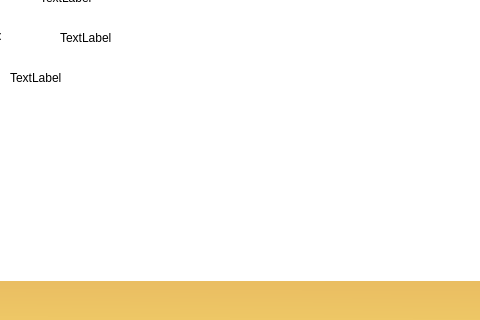
The window that TriviadorGame/TriviadorGame/GameWindow.ui (Mihnea11/Triviador) describes before a commit, drawn with Qt 5; both pictures show x 210 to 690 and y 300 to 620 of the 1002 by 722 pixel window.
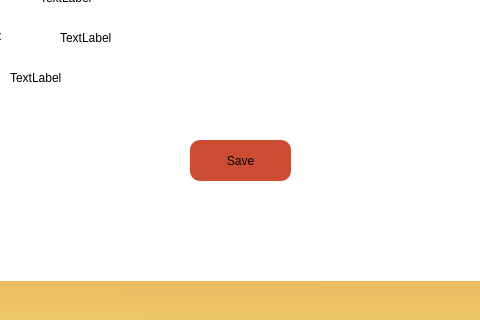
The same window after the commit.

Commit message: Added Form Navigation(Game Form and Profile Form)

Patch:
```diff
--- a/TriviadorGame/TriviadorGame/GameWindow.ui
+++ b/TriviadorGame/TriviadorGame/GameWindow.ui
@@ -335,6 +335,25 @@
      <string>TextLabel</string>
     </property>
    </widget>
+   <widget class="QPushButton" name="SaveButton">
+    <property name="geometry">
+     <rect>
+      <x>300</x>
+      <y>400</y>
+      <width>101</width>
+      <height>41</height>
+     </rect>
+    </property>
+    <property name="styleSheet">
+     <string notr="true">background-color: rgb(204, 77, 50);
+font: 700 12pt &quot;Segoe UI&quot;;
+border: 2px;
+border-radius: 10px;</string>
+    </property>
+    <property name="text">
+     <string>Save</string>
+    </property>
+   </widget>
   </widget>
  </widget>
  <resources/>
```
Left out of the diff: 2 changed lines with no effect on the pictures. The commit also changes 2 other files.
